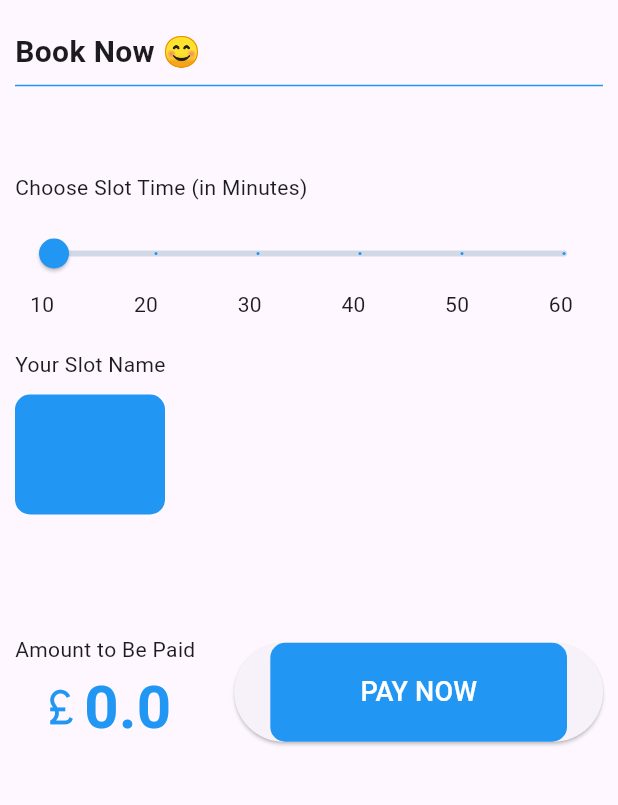
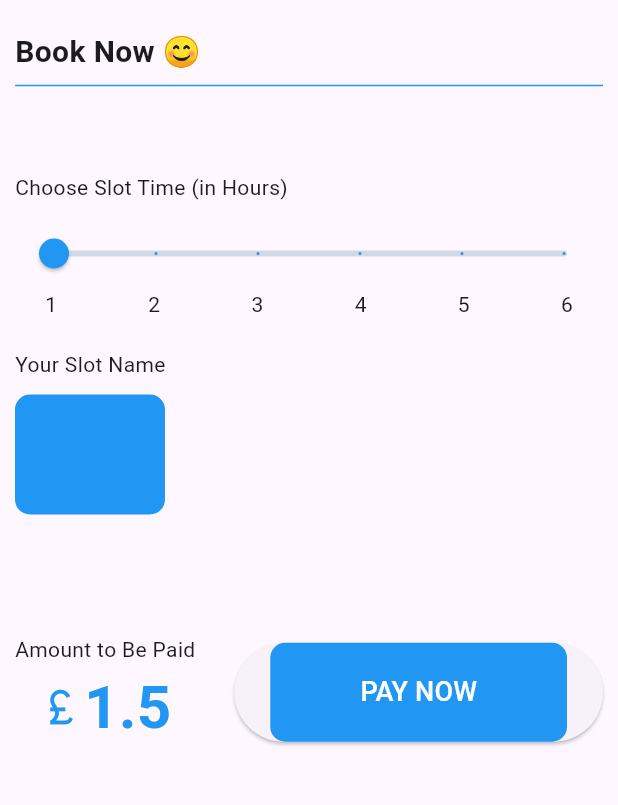
Before and after one commit to Pchelalala/smart_parking_app, a Flutter app: the BookingPage screen opened directly with empty values, on a phone screen of 412 x 824 dp, the part 399-1204 px from its top. Run offline on Flutter 3.47's test engine with Material 3 defaults, Android fonts, the phone set to English and light mode, and no system bars; our stand-ins replace cloud_firestore, dio, firebase_auth, firebase_core, fluttertoast, font_awesome_flutter and 2 more; missing offline and left inert: another_dashed_container, flutter_stripe; accounts and stored records are empty.

Commit message:
fix pricing logic

```diff
--- a/lib/screens/booking_screen.dart
+++ b/lib/screens/booking_screen.dart
@@ -16,29 +16,25 @@ class BookingPage extends StatefulWidget {
 }
 
 class _BookingPageState extends State<BookingPage> {
-  double parkingHours = 10;
-  double amountPay = 0;
+  double parkingHours = 1;
+  double amountPay = 1.5;
   bool _isBooked = false;
 
   Future<bool> checkActiveBooking(String carPlates) async {
     final now = DateTime.now();
 
-    // Получаем все бронирования для указанного номера машины
     final querySnapshot = await FirebaseFirestore.instance
         .collection('receipts')
         .where('userCarPlate', isEqualTo: carPlates)
         .get();
 
-    // Фильтруем только те, которые активны (по endTime)
     final filteredDocs = querySnapshot.docs.where((doc) {
       final endTime = (doc['endTime'] as Timestamp).toDate();
       return endTime.isAfter(now);
     }).toList();
 
-    // Если есть активные бронирования, возвращаем true
     return filteredDocs.isNotEmpty;
   }
-
 
   Future<String> fetchCarPlates() async {
     final userId = FirebaseAuth.instance.currentUser?.uid;
@@ -64,7 +60,6 @@ class _BookingPageState extends State<BookingPage> {
     try {
       final carPlates = await fetchCarPlates();
 
-      // Проверка активных бронирований
       final hasActiveBooking = await checkActiveBooking(carPlates);
       if (hasActiveBooking) {
         ScaffoldMessenger.of(context).showSnackBar(
@@ -73,7 +68,6 @@ class _BookingPageState extends State<BookingPage> {
         return;
       }
 
-      // Остальная логика бронирования
       setState(() {
         _isBooked = true;
       });
@@ -86,18 +80,15 @@ class _BookingPageState extends State<BookingPage> {
         amountPaid: 10.0,
       );
 
-      // Платеж
       final bool paymentSuccess = await StripeService.instance.makePayment();
       if (!paymentSuccess) {
         throw Exception('Payment failed');
       }
 
-      // Сохранение данных
       await FirebaseFirestore.instance
           .collection('receipts')
           .add(receipt.toJson());
 
-      // Навигация на следующий экран
       if (mounted) {
         Navigator.pushReplacement(
           context,
@@ -125,7 +116,7 @@ class _BookingPageState extends State<BookingPage> {
 
   void amountCalculator() {
     setState(() {
-      amountPay = parkingHours * 10;
+      amountPay = parkingHours * 1.5;
     });
   }
 
@@ -134,6 +125,12 @@ class _BookingPageState extends State<BookingPage> {
     if (kDebugMode) {
       print("Booking slot with ID: $slotId");
     }
+  }
+
+  @override
+  void initState() {
+    super.initState();
+    amountCalculator();
   }
 
   @override
@@ -188,7 +185,7 @@ class _BookingPageState extends State<BookingPage> {
                 const SizedBox(height: 50),
                 const Row(
                   children: [
-                    Text("Choose Slot Time (in Minutes)"),
+                    Text("Choose Slot Time (in Hours)"),
                   ],
                 ),
                 const SizedBox(height: 10),
@@ -205,20 +202,20 @@ class _BookingPageState extends State<BookingPage> {
                     });
                   },
                   divisions: 5,
-                  min: 10,
-                  max: 60,
+                  min: 1,
+                  max: 6,
                 ),
                 const Padding(
-                  padding: EdgeInsets.only(left: 10, right: 20),
+                  padding: EdgeInsets.only(left: 20, right: 20),
                   child: Row(
                     mainAxisAlignment: MainAxisAlignment.spaceBetween,
                     children: [
-                      Text("10"),
-                      Text("20"),
-                      Text("30"),
-                      Text("40"),
-                      Text("50"),
-                      Text("60"),
+                      Text("1"),
+                      Text("2"),
+                      Text("3"),
+                      Text("4"),
+                      Text("5"),
+                      Text("6"),
                     ],
                   ),
                 ),
```
